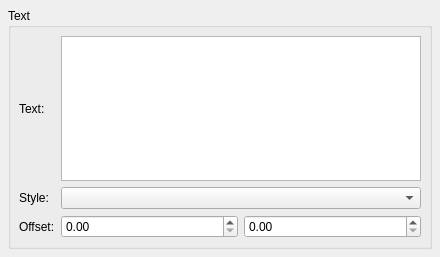
Old version of the form mscore/mscore/text.ui in the repository musescore/musescore-old.
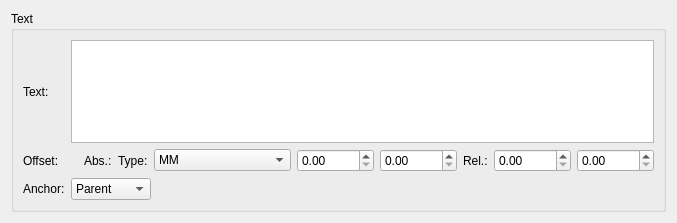
New version of the form.

```diff
--- a/mscore/mscore/text.ui
+++ b/mscore/mscore/text.ui
@@ -5,29 +5,14 @@
    <rect>
     <x>0</x>
     <y>0</y>
-    <width>440</width>
-    <height>257</height>
+    <width>677</width>
+    <height>223</height>
    </rect>
   </property>
   <property name="windowTitle" >
    <string>Form</string>
   </property>
   <layout class="QVBoxLayout" >
-   <property name="spacing" >
-    <number>6</number>
-   </property>
-   <property name="leftMargin" >
-    <number>8</number>
-   </property>
-   <property name="topMargin" >
-    <number>8</number>
-   </property>
-   <property name="rightMargin" >
-    <number>8</number>
-   </property>
-   <property name="bottomMargin" >
-    <number>8</number>
-   </property>
    <item>
     <widget class="QGroupBox" name="groupBox" >
      <property name="title" >
@@ -37,54 +22,6 @@
       <bool>true</bool>
      </property>
      <layout class="QGridLayout" >
-      <property name="leftMargin" >
-       <number>8</number>
-      </property>
-      <property name="topMargin" >
-       <number>8</number>
-      </property>
-      <property name="rightMargin" >
-       <number>8</number>
-      </property>
-      <property name="bottomMargin" >
-       <number>8</number>
-      </property>
-      <property name="horizontalSpacing" >
-       <number>6</number>
-      </property>
-      <property name="verticalSpacing" >
-       <number>6</number>
-      </property>
-      <item row="2" column="2" >
-       <widget class="QDoubleSpinBox" name="yoffset" >
-        <property name="maximum" >
-         <double>10000.000000000000000</double>
-        </property>
-       </widget>
-      </item>
-      <item row="2" column="1" >
-       <widget class="QDoubleSpinBox" name="xoffset" >
-        <property name="maximum" >
-         <double>10000.000000000000000</double>
-        </property>
-       </widget>
-      </item>
-      <item row="2" column="0" >
-       <widget class="QLabel" name="label_3" >
-        <property name="sizePolicy" >
-         <sizepolicy vsizetype="Preferred" hsizetype="Maximum" >
-          <horstretch>0</horstretch>
-          <verstretch>0</verstretch>
-         </sizepolicy>
-        </property>
-        <property name="text" >
-         <string>Offset:</string>
-        </property>
-        <property name="textFormat" >
-         <enum>Qt::PlainText</enum>
-        </property>
-       </widget>
-      </item>
       <item row="0" column="0" >
        <widget class="QLabel" name="label" >
         <property name="sizePolicy" >
@@ -101,35 +38,162 @@
         </property>
        </widget>
       </item>
-      <item row="1" column="0" >
-       <widget class="QLabel" name="label_2" >
-        <property name="sizePolicy" >
-         <sizepolicy vsizetype="Preferred" hsizetype="Maximum" >
-          <horstretch>0</horstretch>
-          <verstretch>0</verstretch>
-         </sizepolicy>
-        </property>
-        <property name="text" >
-         <string>Style:</string>
-        </property>
-        <property name="textFormat" >
-         <enum>Qt::PlainText</enum>
-        </property>
-       </widget>
-      </item>
-      <item row="1" column="1" colspan="2" >
-       <widget class="QComboBox" name="style" >
-        <property name="sizePolicy" >
-         <sizepolicy vsizetype="Fixed" hsizetype="Expanding" >
-          <horstretch>0</horstretch>
-          <verstretch>0</verstretch>
-         </sizepolicy>
-        </property>
-       </widget>
-      </item>
-      <item row="0" column="1" colspan="2" >
+      <item row="0" column="1" >
        <widget class="QTextEdit" name="text" />
       </item>
+      <item row="1" column="0" >
+       <widget class="QLabel" name="label_3" >
+        <property name="sizePolicy" >
+         <sizepolicy vsizetype="Preferred" hsizetype="Maximum" >
+          <horstretch>0</horstretch>
+          <verstretch>0</verstretch>
+         </sizepolicy>
+        </property>
+        <property name="text" >
+         <string>Offset:</string>
+        </property>
+        <property name="textFormat" >
+         <enum>Qt::PlainText</enum>
+        </property>
+       </widget>
+      </item>
+      <item row="1" column="1" >
+       <layout class="QHBoxLayout" >
+        <item>
+         <widget class="QLabel" name="label_5" >
+          <property name="text" >
+           <string/>
+          </property>
+         </widget>
+        </item>
+        <item>
+         <widget class="QLabel" name="label_7" >
+          <property name="text" >
+           <string>Abs.:</string>
+          </property>
+         </widget>
+        </item>
+        <item>
+         <widget class="QLabel" name="label_2" >
+          <property name="sizePolicy" >
+           <sizepolicy vsizetype="Preferred" hsizetype="Maximum" >
+            <horstretch>0</horstretch>
+            <verstretch>0</verstretch>
+           </sizepolicy>
+          </property>
+          <property name="text" >
+           <string>Type:</string>
+          </property>
+          <property name="textFormat" >
+           <enum>Qt::PlainText</enum>
+          </property>
+         </widget>
+        </item>
+        <item>
+         <widget class="QComboBox" name="offsetType" >
+          <property name="sizePolicy" >
+           <sizepolicy vsizetype="Fixed" hsizetype="Expanding" >
+            <horstretch>0</horstretch>
+            <verstretch>0</verstretch>
+           </sizepolicy>
+          </property>
+          <item>
+           <property name="text" >
+            <string>MM</string>
+           </property>
+          </item>
+          <item>
+           <property name="text" >
+            <string>Space</string>
+           </property>
+          </item>
+         </widget>
+        </item>
+        <item>
+         <widget class="QDoubleSpinBox" name="xoffset" >
+          <property name="maximum" >
+           <double>10000.000000000000000</double>
+          </property>
+         </widget>
+        </item>
+        <item>
+         <widget class="QDoubleSpinBox" name="yoffset" >
+          <property name="maximum" >
+           <double>10000.000000000000000</double>
+          </property>
+         </widget>
+        </item>
+        <item>
+         <widget class="QLabel" name="label_6" >
+          <property name="text" >
+           <string>Rel.:</string>
+          </property>
+         </widget>
+        </item>
+        <item>
+         <widget class="QDoubleSpinBox" name="rxoffset" >
+          <property name="maximum" >
+           <double>10000.000000000000000</double>
+          </property>
+         </widget>
+        </item>
+        <item>
+         <widget class="QDoubleSpinBox" name="ryoffset" >
+          <property name="maximum" >
+           <double>10000.000000000000000</double>
+          </property>
+         </widget>
+        </item>
+       </layout>
+      </item>
+      <item row="2" column="0" >
+       <widget class="QLabel" name="label_4" >
+        <property name="text" >
+         <string>Anchor:</string>
+        </property>
+       </widget>
+      </item>
+      <item row="2" column="1" >
+       <layout class="QHBoxLayout" >
+        <item>
+         <widget class="QComboBox" name="anchor" >
+          <item>
+           <property name="text" >
+            <string>Parent</string>
+           </property>
+          </item>
+          <item>
+           <property name="text" >
+            <string>Measure</string>
+           </property>
+          </item>
+          <item>
+           <property name="text" >
+            <string>Staff</string>
+           </property>
+          </item>
+          <item>
+           <property name="text" >
+            <string>Segment</string>
+           </property>
+          </item>
+         </widget>
+        </item>
+        <item>
+         <spacer>
+          <property name="orientation" >
+           <enum>Qt::Horizontal</enum>
+          </property>
+          <property name="sizeHint" >
+           <size>
+            <width>301</width>
+            <height>20</height>
+           </size>
+          </property>
+         </spacer>
+        </item>
+       </layout>
+      </item>
      </layout>
     </widget>
    </item>
```
